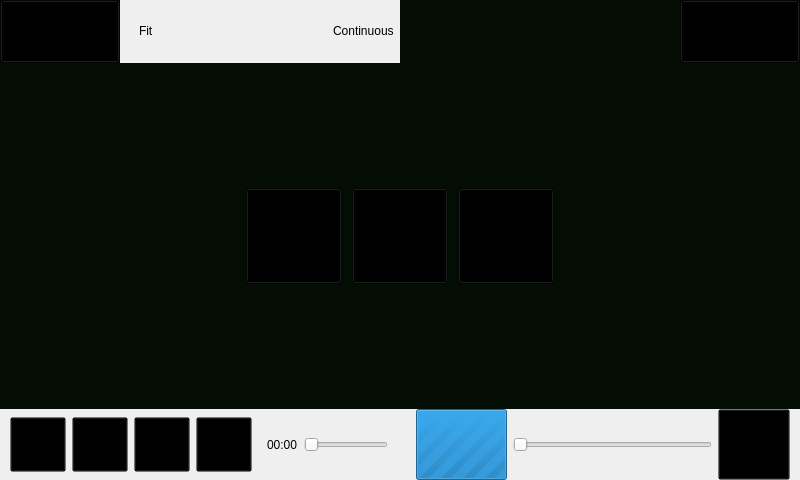
Above: player/videonowplayingwindow.ui from maemo-leste-extras/openmediaplayer before the change. Below: the same form after it.
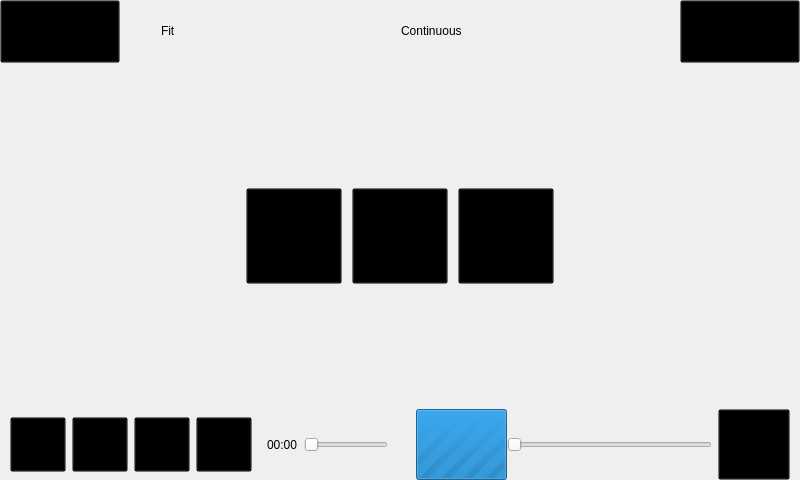
That is the form after the change.

The edit to the form file:
```diff
--- a/player/videonowplayingwindow.ui
+++ b/player/videonowplayingwindow.ui
@@ -14,29 +14,7 @@
    <string>Now Playing</string>
   </property>
   <widget class="QWidget" name="centralwidget">
-   <widget class="QWidget" name="videoWidget" native="true">
-    <property name="geometry">
-     <rect>
-      <x>0</x>
-      <y>0</y>
-      <width>800</width>
-      <height>480</height>
-     </rect>
-    </property>
-    <property name="styleSheet">
-     <string notr="true">background-color: rgb(3, 13, 3);</string>
-    </property>
-   </widget>
-   <widget class="QWidget" name="controlsWidget" native="true">
-    <property name="geometry">
-     <rect>
-      <x>0</x>
-      <y>0</y>
-      <width>800</width>
-      <height>480</height>
-     </rect>
-    </property>
-    <layout class="QVBoxLayout" name="verticalLayout_2">
+   <layout class="QVBoxLayout" name="verticalLayout">
      <property name="spacing">
       <number>0</number>
      </property>
@@ -44,11 +22,9 @@
       <number>0</number>
      </property>
      <item>
-      <layout class="QHBoxLayout" name="settingsLayout">
-       <property name="leftMargin">
-        <number>0</number>
-       </property>
-       <property name="topMargin">
+     <widget class="QWidget" name="settingsWidget" native="true">
+      <layout class="QHBoxLayout" name="horizontalLayout_2">
+       <property name="margin">
         <number>0</number>
        </property>
        <item>
@@ -69,11 +45,26 @@
        </item>
        <item>
         <widget class="QWidget" name="settingsOverlay" native="true">
-         <property name="autoFillBackground">
-          <bool>true</bool>
+         <property name="sizePolicy">
+          <sizepolicy hsizetype="Preferred" vsizetype="Preferred">
+           <horstretch>0</horstretch>
+           <verstretch>0</verstretch>
+          </sizepolicy>
          </property>
-         <layout class="QHBoxLayout" name="settingsOverlayLayout">
-          <property name="margin">
+         <layout class="QHBoxLayout" name="horizontalLayout">
+          <property name="spacing">
+           <number>0</number>
+          </property>
+          <property name="leftMargin">
+           <number>16</number>
+          </property>
+          <property name="topMargin">
+           <number>0</number>
+          </property>
+          <property name="rightMargin">
+           <number>0</number>
+          </property>
+          <property name="bottomMargin">
            <number>0</number>
           </property>
           <item>
@@ -94,9 +85,12 @@
             <property name="orientation">
              <enum>Qt::Horizontal</enum>
             </property>
+            <property name="sizeType">
+             <enum>QSizePolicy::MinimumExpanding</enum>
+            </property>
             <property name="sizeHint" stdset="0">
              <size>
-              <width>40</width>
+              <width>200</width>
               <height>20</height>
              </size>
             </property>
@@ -119,10 +113,13 @@
         </widget>
        </item>
        <item>
-        <spacer name="horizontalSpacer_3">
+        <spacer name="horizontalSpacer">
          <property name="orientation">
           <enum>Qt::Horizontal</enum>
          </property>
+         <property name="sizeType">
+          <enum>QSizePolicy::Expanding</enum>
+         </property>
          <property name="sizeHint" stdset="0">
           <size>
            <width>40</width>
@@ -148,6 +145,7 @@
         </widget>
        </item>
       </layout>
+     </widget>
      </item>
      <item>
       <spacer name="verticalSpacer_2">
@@ -175,8 +173,8 @@
            <verstretch>0</verstretch>
           </sizepolicy>
          </property>
-         <property name="styleSheet">
-          <string notr="true">background-color: rgb(3, 13, 3);</string>
+        <property name="autoFillBackground">
+         <bool>true</bool>
          </property>
          <layout class="QHBoxLayout" name="controlButtonsLayout">
           <property name="spacing">
@@ -325,10 +323,10 @@
          <verstretch>0</verstretch>
         </sizepolicy>
        </property>
-       <property name="autoFillBackground">
-        <bool>true</bool>
-       </property>
        <layout class="QHBoxLayout" name="toolbarLayout">
+       <property name="spacing">
+        <number>0</number>
+       </property>
         <property name="leftMargin">
          <number>10</number>
         </property>
@@ -543,8 +541,17 @@
        </layout>
       </widget>
      </item>
-    </layout>
-   </widget>
+    <item>
+     <widget class="QWidget" name="videoWidget" native="true">
+      <property name="sizePolicy">
+       <sizepolicy hsizetype="Preferred" vsizetype="Maximum">
+        <horstretch>0</horstretch>
+        <verstretch>0</verstretch>
+       </sizepolicy>
+      </property>
+     </widget>
+    </item>
+   </layout>
   </widget>
  </widget>
  <resources/>
```
Lines whose indentation alone changed are shown as unchanged.
